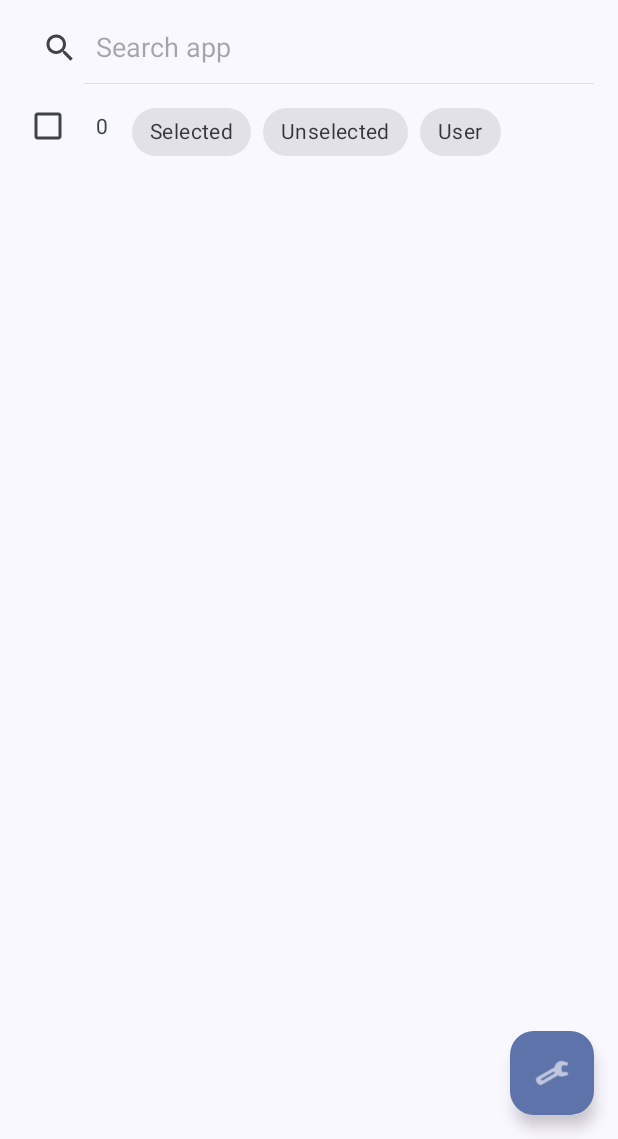
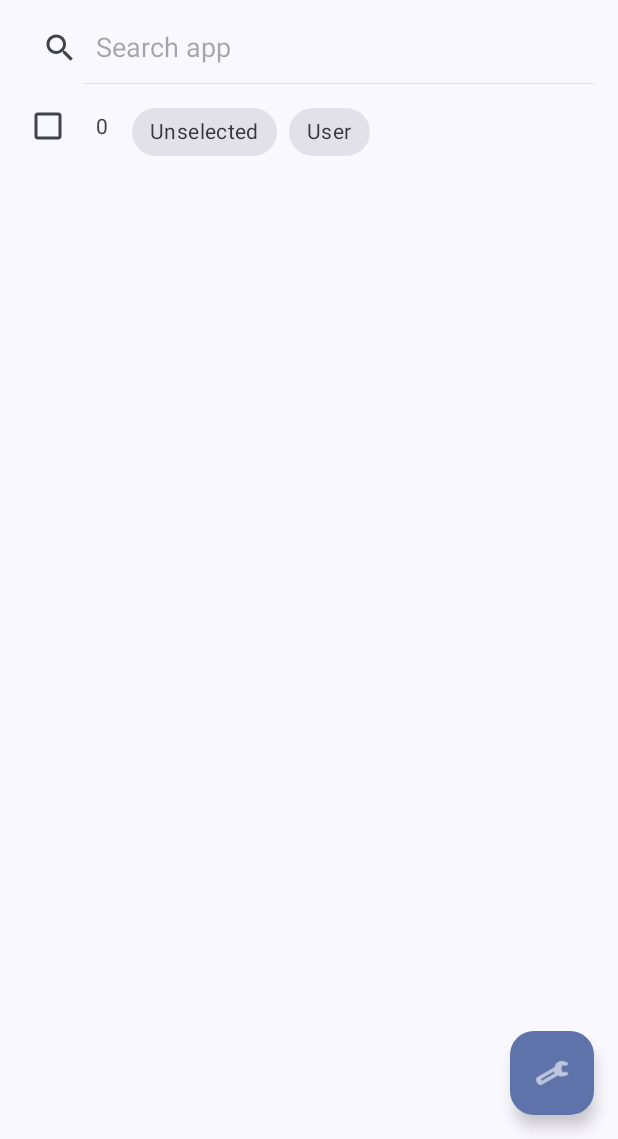
Before and after one commit to AhmetCanArslan/ShizuWall, an Android app: the MainActivity screen opened directly, with no data from a screen before it, on a phone screen of 412 x 824 dp, the part 97-1236 px from its top. Run offline under Robolectric (Android 15) with nearby library versions, the phone set to English and light mode, and no system bars; libraries missing offline, so code that uses them is left out: rikka.shizuku; Roboto replaces fonts that are not available here; 3 statements that could not run were skipped.

Commit message:
hide selected apps category if move selected apps to top is enabled

```diff
--- a/app/src/main/java/com/arslan/shizuwall/MainActivity.kt
+++ b/app/src/main/java/com/arslan/shizuwall/MainActivity.kt
@@ -1143,7 +1143,11 @@ class MainActivity : AppCompatActivity() {
         // guard: views may not be initialized in some lifecycle flows
         val categoryGroup = findViewById<ChipGroup?>(R.id.categoryChipGroup) ?: return
         val chipSystem = findViewById<Chip?>(R.id.chip_system)
+        val chipSelected = findViewById<Chip?>(R.id.chip_selected)
+
         chipSystem?.visibility = if (showSystemApps) View.VISIBLE else View.GONE
+
+        chipSelected?.visibility = if (moveSelectedTop) View.GONE else View.VISIBLE
 
         // if we hid the system chip and it was selected, clear the selection (do NOT switch to a removed default)
         if (!showSystemApps && categoryGroup.checkedChipId == R.id.chip_system) {
```
